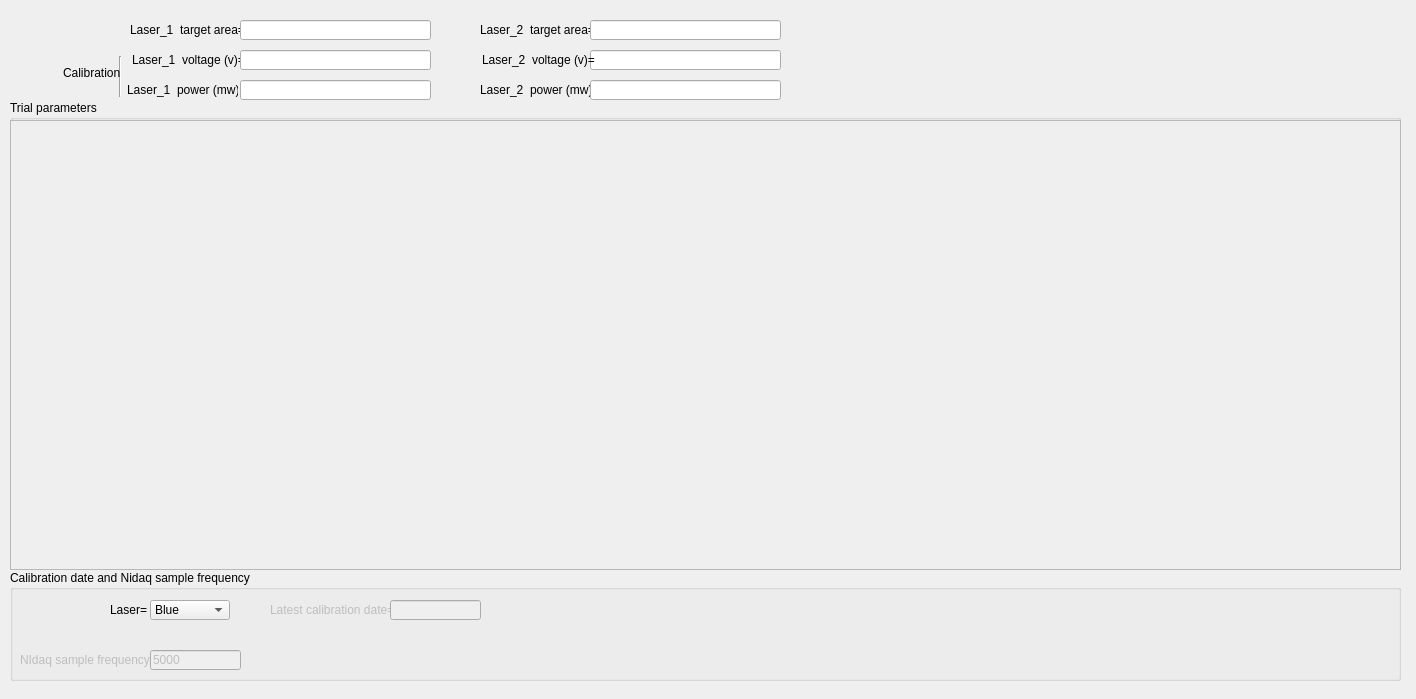
This is src/foraging_gui/Optogenetics.ui in AllenNeuralDynamics/dynamic-foraging-task as Qt 5 draws it before an edit. The edited form follows.
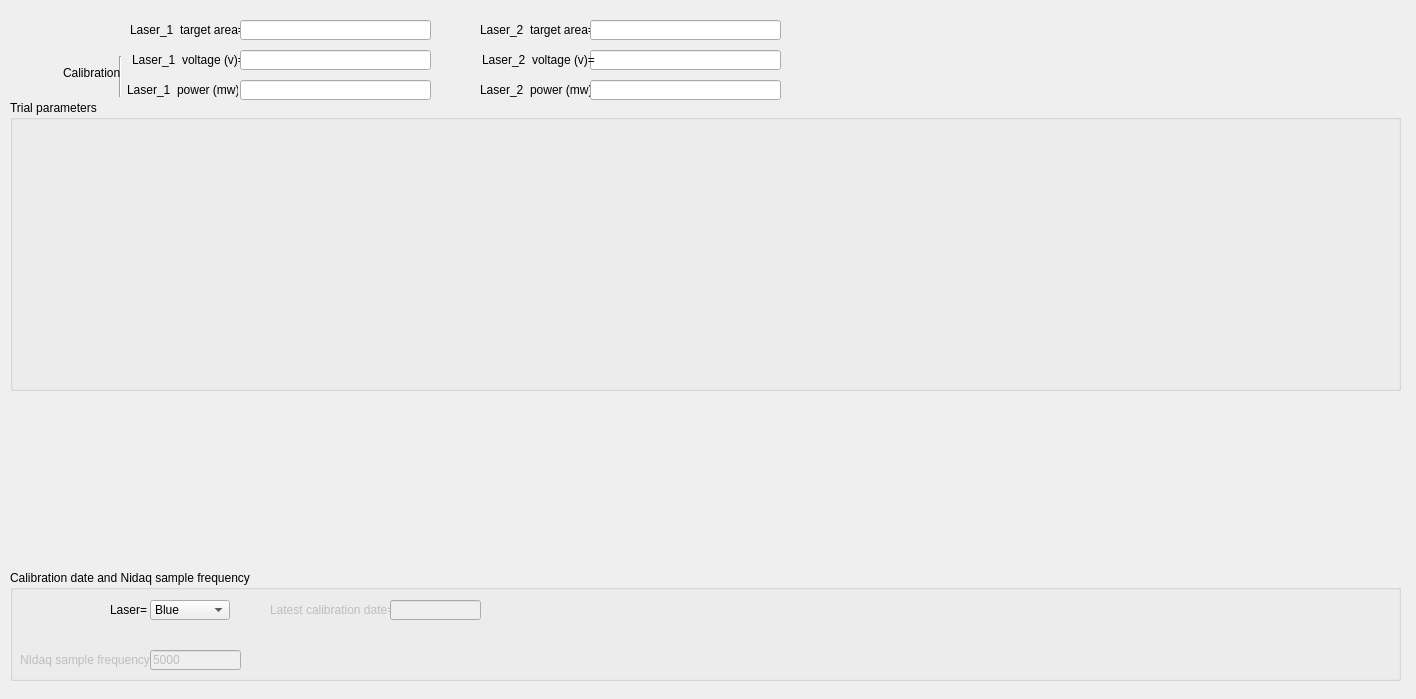
This is the edited form.

Commit message: tries to fix opto formating

```diff
--- a/src/foraging_gui/Optogenetics.ui
+++ b/src/foraging_gui/Optogenetics.ui
@@ -357,7 +357,7 @@
     <string>Calibration</string>
    </property>
   </widget>
-  <widget class="QScrollArea" name="QScrollOptogenetics">
+  <widget class="QWidget" name="QOptogenetics">
    <property name="geometry">
     <rect>
      <x>10</x>
@@ -366,9 +366,8 @@
      <height>450</height>
     </rect>
    </property>
-   <property name="widgetResizable">
-    <bool>true</bool>
-   </property>
+   <layout class="QVBoxLayout" name="opto_layout">
+   </layout>
   </widget>
   <widget class="QGroupBox" name="groupBox_3">
    <property name="geometry">
```
The commit also changes 1 other file.
